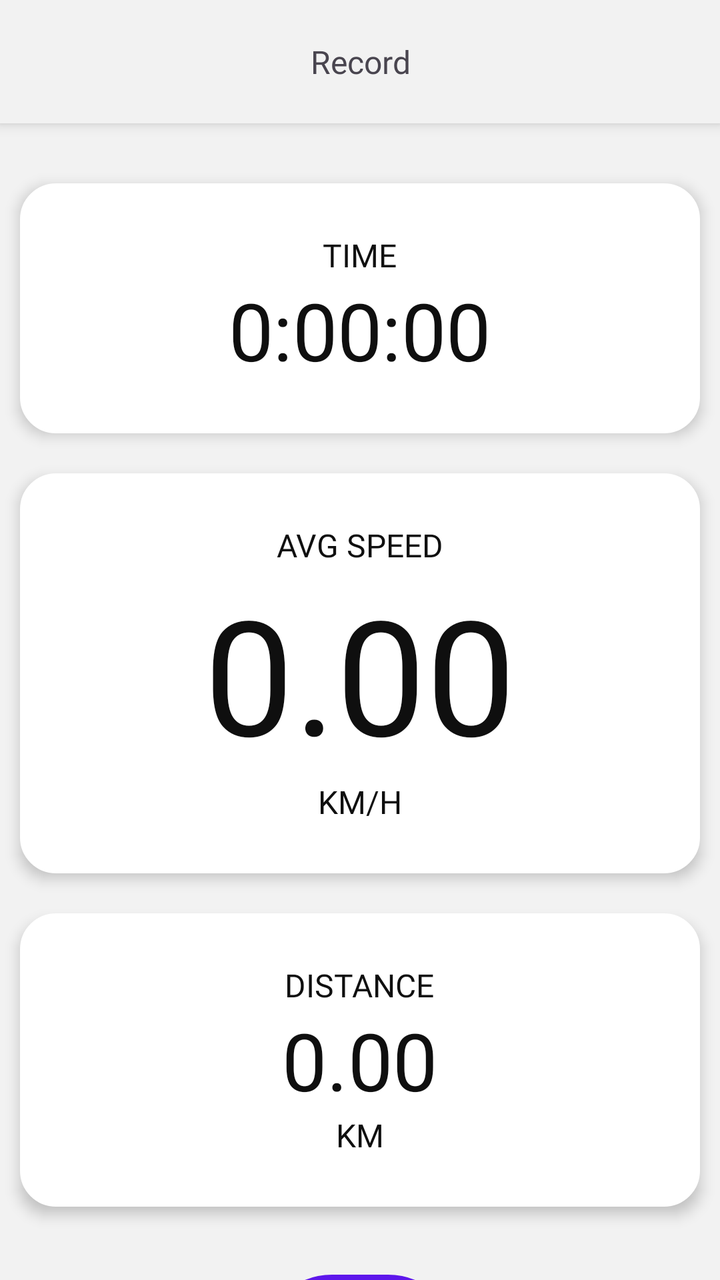
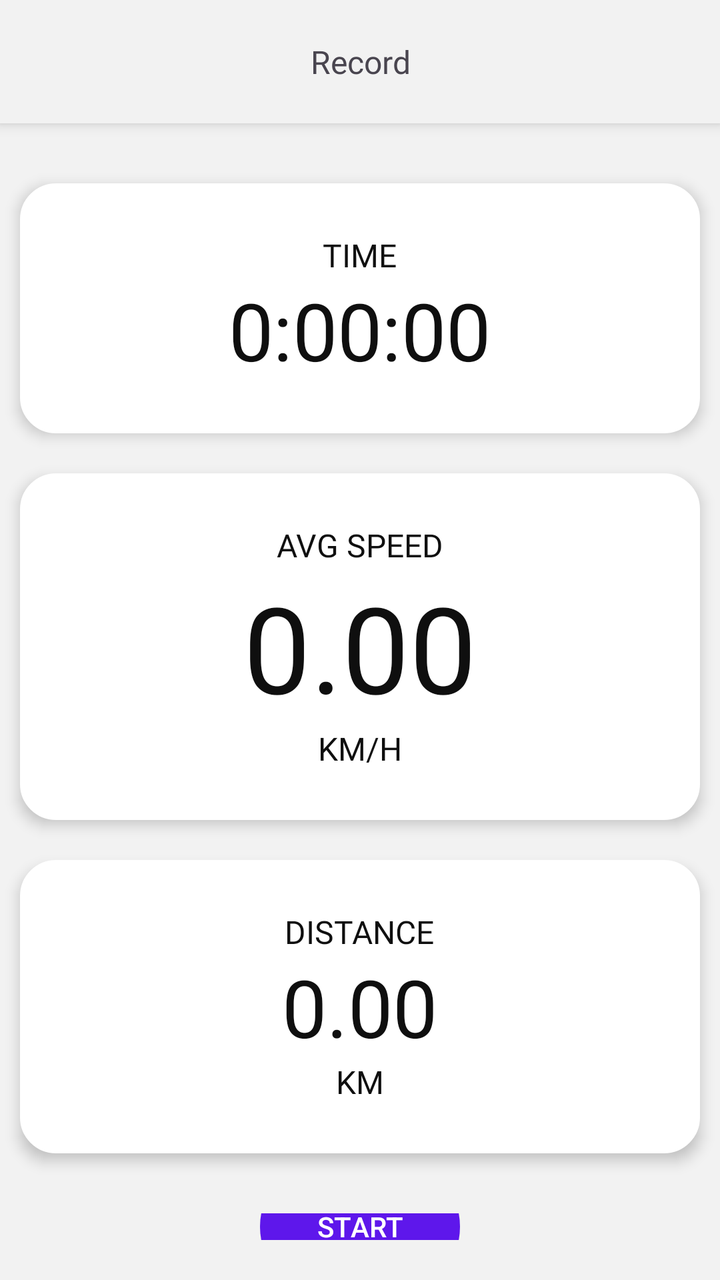

An Android layout rendered at two revisions. The XML below is the earlier revision; the diff shows what the commit changed to produce the second picture.
<!-- AndroidManifest.xml: application theme Theme.StepSync -->
<!-- res/layout/fragment_record.xml -->
<?xml version="1.0" encoding="utf-8"?>
<LinearLayout xmlns:android="http://schemas.android.com/apk/res/android"
    xmlns:app="http://schemas.android.com/apk/res-auto"
    android:orientation="vertical"
    android:layout_width="match_parent"
    android:layout_height="match_parent"
    android:background="@drawable/gradient_drawable">

    <LinearLayout
        android:layout_width="match_parent"
        android:layout_height="wrap_content"
        android:layout_gravity="center"
        android:orientation="horizontal"
        android:padding="20sp"
        android:background="@drawable/header_drawable"
        android:layout_marginBottom="20sp"
        android:elevation="4sp">

        <TextView
            android:layout_width="match_parent"
            android:layout_height="wrap_content"
            android:text="Record"
            android:textSize="16sp"
            android:fontFamily="@font/f42dotsans_extrabold"
            android:textAlignment="center" />
    </LinearLayout>

    <LinearLayout
        android:layout_width="match_parent"
        android:layout_height="wrap_content"
        android:orientation="vertical"
        android:layout_margin="10sp"
        android:layout_gravity="center"
        android:paddingVertical="25sp"
        android:background="@drawable/placeholder_drawable"
        android:elevation="4sp">

        <TextView
            android:fontFamily="@font/f42dotsans_regular"

            android:layout_width="wrap_content"
            android:layout_height="wrap_content"
            android:text="TIME"
            android:textColor="#0f0f0f"
            android:elevation="4sp"
            android:layout_gravity="center"
            android:textSize="16sp" />

        <TextView
            android:id="@+id/text_time"
            android:fontFamily="@font/f42dotsans_extrabold"
            android:layout_width="wrap_content"
            android:layout_height="wrap_content"
            android:text="0:00:00"
            android:textColor="#0f0f0f"
            android:elevation="4sp"
            android:layout_gravity="center"
            android:textSize="40sp" />

    </LinearLayout>

    <LinearLayout
        android:layout_width="match_parent"
        android:layout_height="wrap_content"
        android:orientation="vertical"
        android:layout_margin="10sp"
        android:layout_gravity="center"
        android:paddingVertical="25sp"
        android:background="@drawable/placeholder_drawable"
        android:elevation="4sp">

        <TextView
            android:fontFamily="@font/f42dotsans_regular"
            android:layout_width="wrap_content"
            android:layout_height="wrap_content"
            android:text="AVG SPEED"
            android:textColor="#0f0f0f"
            android:elevation="4sp"
            android:layout_gravity="center"
            android:textSize="16sp" />

        <TextView
            android:id="@+id/text_avgspeed"
            android:fontFamily="@font/f42dotsans_extrabold"
            android:layout_width="wrap_content"
            android:layout_height="wrap_content"
            android:text="0.00"
            android:textColor="#0f0f0f"
            android:elevation="4sp"
            android:layout_gravity="center"
            android:textSize="80sp" />
        <TextView
            android:fontFamily="@font/f42dotsans_regular"
            android:layout_width="wrap_content"
            android:layout_height="wrap_content"
            android:text="KM/H"
            android:textColor="#0f0f0f"
            android:elevation="4sp"
            android:layout_gravity="center"
            android:textSize="16sp" />
    </LinearLayout>

    <LinearLayout
        android:layout_width="match_parent"
        android:layout_height="wrap_content"
        android:orientation="vertical"
        android:layout_margin="10sp"
        android:layout_gravity="center"
        android:paddingVertical="25sp"
        android:background="@drawable/placeholder_drawable"
        android:elevation="4sp">

        <TextView
            android:fontFamily="@font/f42dotsans_regular"
            android:layout_width="wrap_content"
            android:layout_height="wrap_content"
            android:text="DISTANCE"
            android:textColor="#0f0f0f"
            android:elevation="4sp"
            android:layout_gravity="center"
            android:textSize="16sp" />

        <TextView
            android:id="@+id/text_distance"
            android:fontFamily="@font/f42dotsans_extrabold"
            android:layout_width="wrap_content"
            android:layout_height="wrap_content"
            android:text="0.00"
            android:textColor="#0f0f0f"
            android:elevation="4sp"
            android:layout_gravity="center"
            android:textSize="40sp" />

        <TextView
            android:fontFamily="@font/f42dotsans_regular"
            android:layout_width="wrap_content"
            android:layout_height="wrap_content"
            android:text="KM"
            android:textColor="#0f0f0f"
            android:elevation="4sp"
            android:layout_gravity="center"
            android:textSize="16sp" />

    </LinearLayout>

    <Button
        android:id="@+id/button_record"
        android:layout_marginVertical="20dp"
        android:layout_width="100dp"
        android:layout_height="80dp"
        android:layout_gravity="center"
        android:text="START"/>

    <Space
        android:layout_width="0sp"
        android:layout_height="0sp"
        android:layout_weight="1" />


</LinearLayout>
<!-- resources referenced by this layout -->
<resources>
  <!-- drawable gradient_drawable (drawable) -->
  <?xml version = "1.0" encoding = "utf-8" ?>
  <shape
      android:shape = "rectangle"
      xmlns:android = "http://schemas.android.com/apk/res/android" >
  
      <gradient
          android:startColor = "#F2F2F2"
          android:centerColor="#F2F2F2"
          android:endColor = "#F2F2F2"
          android:angle = "1"
          android:type = "linear"/>
  
  
  
  
  
  
  
  </shape>
  <!-- drawable header_drawable (drawable) -->
  <?xml version="1.0" encoding="UTF-8"?>
  <shape xmlns:android="http://schemas.android.com/apk/res/android">
  
      <stroke android:width="4dp"
          android:color="#f2f2f2"/>
  
      <solid android:color="#f2f2f2"/>
  
      <padding android:left="1dp"
          android:top="1dp"
          android:right="1dp"
          android:bottom="1dp"/>
  </shape>
  <!-- drawable placeholder_drawable (drawable) -->
  <?xml version="1.0" encoding="UTF-8"?>
  <shape xmlns:android="http://schemas.android.com/apk/res/android">
  
      <stroke android:width="4dp"
          android:color="#ffffff"/>
  
      <solid android:color="#ffffff"/>
  
      <padding android:left="1dp"
          android:top="1dp"
          android:right="1dp"
          android:bottom="1dp"/>
  
      <corners android:radius="16dp" />
  </shape>
  <style name="Theme.StepSync" parent="Theme.Material3.DayNight.NoActionBar">
          
          <item name="colorPrimary">@color/primary_color</item>
          <item name="colorOnPrimary">@color/background_color</item>
          <item name="colorSurface">@color/background_color</item>
          <item name="colorOnSurface">@color/text_color</item>
          <item name="android:colorBackground">@color/background_color</item>
  
          
          <item name="buttonTint">@color/primary_color</item>
  
          
          <item name="android:statusBarColor">@android:color/transparent</item>
          <item name="android:navigationBarColor">@android:color/transparent</item>
          <item name="android:windowLightStatusBar">true</item>
  
          
          <item name="toolbarStyle">@style/Widget.Material3.Toolbar</item>
      </style>
  <color name="primary_color">#5e17eb</color>
  <color name="background_color">#ffffff</color>
  <color name="text_color">#0f0f0f</color>
</resources>

<!-- the commit's change to res/layout/fragment_record.xml (unified diff, before → after) -->
@@ -88,7 +88,7 @@
             android:textColor="#0f0f0f"
             android:elevation="4sp"
             android:layout_gravity="center"
-            android:textSize="80sp" />
+            android:textSize="60sp" />
         <TextView
             android:fontFamily="@font/f42dotsans_regular"
             android:layout_width="wrap_content"
@@ -143,13 +143,29 @@
 
     </LinearLayout>
 
-    <Button
-        android:id="@+id/button_record"
+    
+    <LinearLayout
+        android:layout_width="match_parent"
+        android:layout_height="wrap_content"
+        android:orientation="horizontal"
         android:layout_marginVertical="20dp"
-        android:layout_width="100dp"
-        android:layout_height="80dp"
         android:layout_gravity="center"
-        android:text="START"/>
+        android:gravity="center">
+
+        <Button
+            android:id="@+id/button_pause"
+            android:layout_width="100dp"
+            android:layout_height="80dp"
+            android:layout_marginEnd="16dp"
+            android:text="PAUSE"
+            android:visibility="gone"/>
+
+        <Button
+            android:id="@+id/button_record"
+            android:layout_width="100dp"
+            android:layout_height="80dp"
+            android:text="START"/>
+    </LinearLayout>
 
     <Space
         android:layout_width="0sp"
